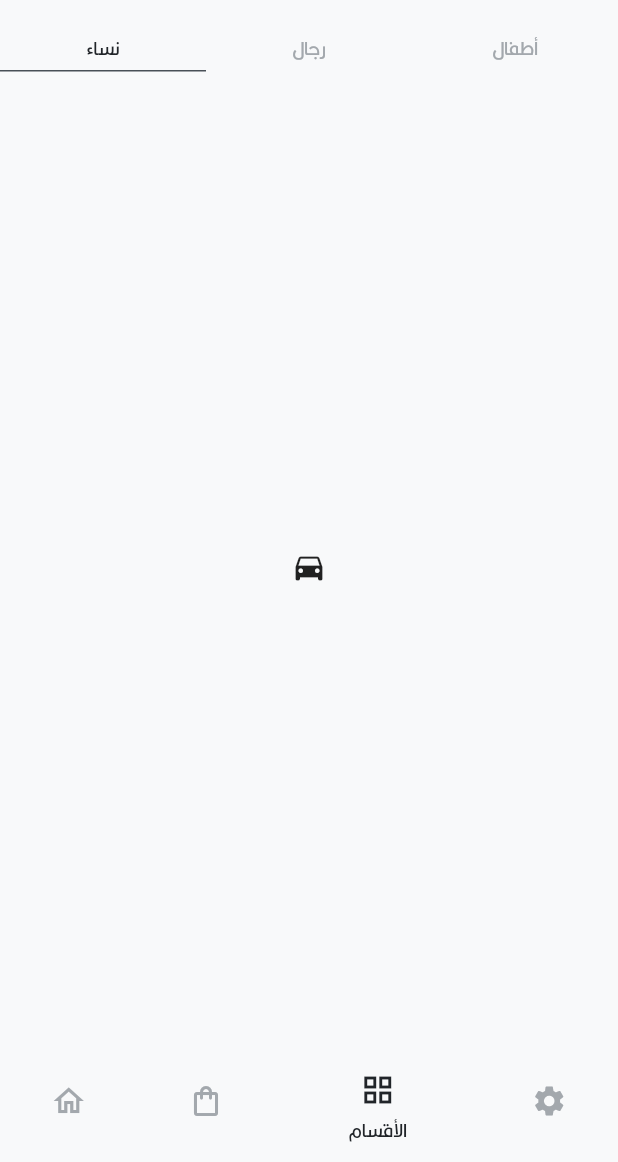
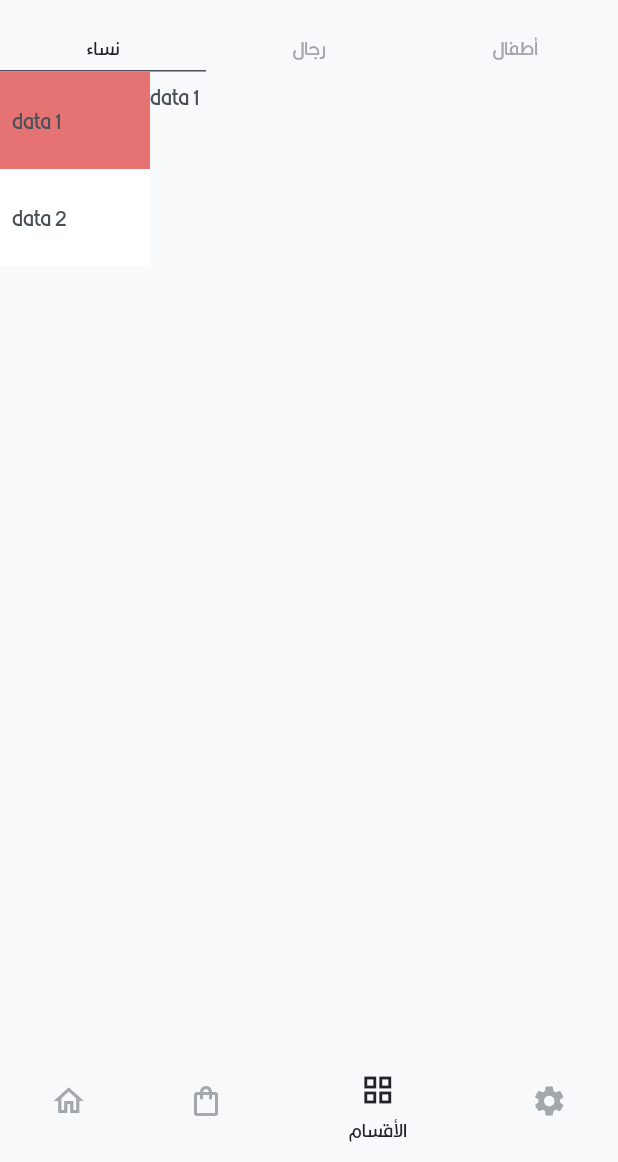
Before and after one commit to baronx5/test_logic, a Flutter app: the screen it shows after launch, item 3 of the bottom bar chosen, on a phone screen of 412 x 824 dp, the part 74-1236 px from its top. Run offline on Flutter 3.47's test engine with Material 2 defaults, Android fonts, the phone set to English and light mode, and no system bars; network calls fail.

Commit message:
update and add women tab

```diff
--- a/lib/screen/tab_page.dart
+++ b/lib/screen/tab_page.dart
@@ -1,12 +1,13 @@
 import 'package:flutter/material.dart';
+import 'package:test_logic/screen/tabs/women_tab.dart';
 
 import '../Theme/app_theme.dart';
 
 class TabPageView extends StatelessWidget {
   const TabPageView({super.key});
-
   @override
   Widget build(BuildContext context) {
+    final NavigationController navigationController = NavigationController();
     return MaterialApp(
       theme: AppTheme.lightTheme(),
       debugShowCheckedModeBanner: false,
@@ -15,7 +16,7 @@ class TabPageView extends StatelessWidget {
         child: Scaffold(
           appBar: AppBar(
             toolbarHeight: 50,
-            bottom:  TabBar(
+            bottom: TabBar(
               labelColor: AppTheme.colors.color4,
               unselectedLabelColor: AppTheme.colors.color2,
               indicatorColor: AppTheme.colors.color3,
@@ -28,11 +29,20 @@ class TabPageView extends StatelessWidget {
             ),
             title: const Text('السوق العربي'),
           ),
-          body: const TabBarView(
+          body: TabBarView(
             children: [
-              Icon(Icons.directions_car),
-              Icon(Icons.directions_transit),
-              Icon(Icons.directions_bike),
+              WomenTab(
+                  navigationController: navigationController,
+                  pages: const [
+                    Text('data 1'),
+                    Text('data 2'),
+                  ],
+                  pagesTitles: const [
+                    'data 1',
+                    'data 2',
+                  ]),
+              const Icon(Icons.directions_transit),
+              const Icon(Icons.directions_bike),
             ],
           ),
         ),
--- /dev/null
+++ b/lib/screen/tabs/women_tab.dart
@@ -0,0 +1,147 @@
+import 'package:flutter/material.dart';
+
+class WomenTab extends StatefulWidget {
+  const WomenTab({
+    super.key,
+    required this.navigationController,
+    required this.pages,
+    required this.pagesTitles,
+  });
+  final NavigationController navigationController;
+  final List<Widget> pages;
+  final List<String> pagesTitles;
+
+  @override
+  State<WomenTab> createState() => _WomenTabState();
+}
+
+class _WomenTabState extends State<WomenTab> {
+  @override
+  Widget build(BuildContext context) {
+    return SizedBox(
+      child: Row(
+        crossAxisAlignment: CrossAxisAlignment.start,
+        children: [
+          SizedBox(
+            width: 100,
+            child: CustomDrawer(
+              navigationController: widget.navigationController,
+              drawerItems: widget.pagesTitles,
+              onIndexChanged: (index) {
+                setState(() {
+                  widget.navigationController.navigateToTab(index);
+                });
+              },
+            ),
+          ),
+          Expanded(
+            child: PageView.builder(
+              scrollDirection: Axis.vertical,
+              controller: widget.navigationController.pageController,
+              onPageChanged: (index) {
+                widget.navigationController.navigateToTab(index);
+              },
+              itemBuilder: (context, index) => Navigator(
+                onGenerateRoute: (settings) {
+                  return MaterialPageRoute(
+                    builder: (context) {
+                      return widget.pages[index];
+                    },
+                  );
+                },
+              ),
+            ),
+          ),
+        ],
+      ),
+    );
+  }
+}
+
+class CustomDrawer extends StatefulWidget {
+  final NavigationController navigationController;
+  final List<String> drawerItems;
+  final Function(int) onIndexChanged; // Add the callback function
+
+  const CustomDrawer({
+    super.key,
+    required this.navigationController,
+    required this.drawerItems,
+    required this.onIndexChanged, // Add the callback function to the constructor
+  });
+
+  @override
+  State<CustomDrawer> createState() => _CustomDrawerState();
+}
+
+class _CustomDrawerState extends State<CustomDrawer> {
+  int _selectedIndex = 0; // Local selectedIndex state
+
+  void _onItemTapped(int index) {
+    setState(() {
+      _selectedIndex = index; // Update the local state
+      widget.onIndexChanged(index); // Call the callback function
+      widget.navigationController.navigateToTab(index);
+    });
+  }
+
+  @override
+  Widget build(BuildContext context) {
+    return ListView.builder(
+      shrinkWrap: true,
+      itemCount: widget.drawerItems.length,
+      itemBuilder: (context, index) {
+        return InkWell(
+          onTap: () {
+            _onItemTapped(index);
+          },
+          child: Container(
+            padding:
+                const EdgeInsets.symmetric(vertical: 16.0, horizontal: 8.0),
+            color: _selectedIndex == index
+                ? Colors.red[300]
+                : Colors.white, // Use local selectedIndex state here
+            child: Text(widget.drawerItems[index]),
+          ),
+        );
+      },
+    );
+  }
+}
+
+class NavigationController {
+  PageController _pageController = PageController();
+  int _selectedIndex = 0;
+
+  void setPageController(PageController pageController) {
+    _pageController.dispose();
+    _pageController = pageController;
+
+    // Add a listener to the PageController to update the index when the page changes
+    _pageController.addListener(() {
+      int newIndex = _pageController.page!.round();
+      if (_selectedIndex != newIndex) {
+        _selectedIndex = newIndex;
+      }
+    });
+  }
+
+  void dispose() {
+    _pageController.dispose();
+  }
+
+  int get selectedIndex => _selectedIndex;
+
+  PageController get pageController => _pageController;
+
+  void navigateToTab(int index) {
+    if (_selectedIndex != index) {
+      _selectedIndex = index;
+      _pageController.animateToPage(
+        index,
+        duration: const Duration(milliseconds: 300),
+        curve: Curves.easeInOut,
+      );
+    }
+  }
+}
```
